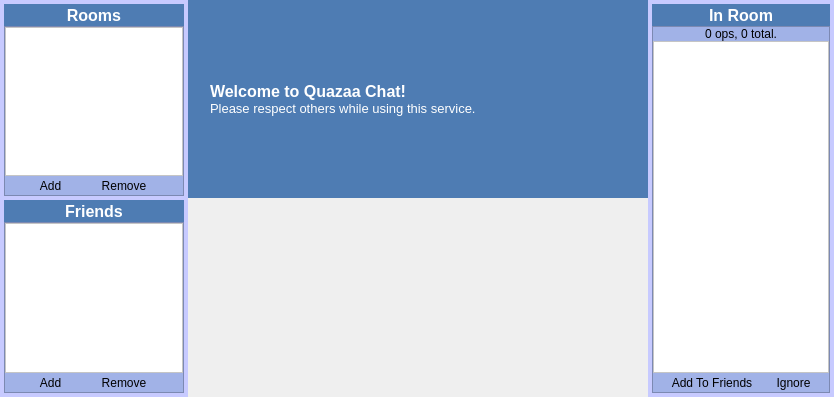
Above: trunk/UI/widgetchat.ui from c3c/quazaa before the change. Below: the same form after it.
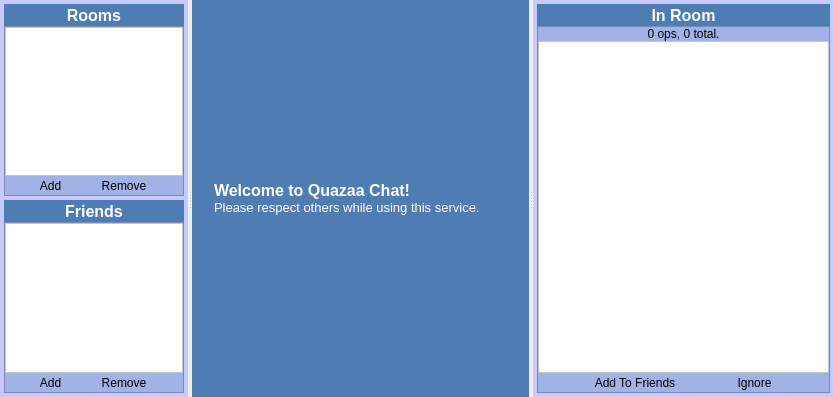
That is the form after the change. Icons and pictures are not drawn.

Commit message: Added splitters to chat and customizable neighbors list colors to skin editor and skins.

The edit to the form file:
```diff
--- a/trunk/UI/widgetchat.ui
+++ b/trunk/UI/widgetchat.ui
@@ -17,14 +17,18 @@
    <iconset resource="Resource.qrc">
     <normaloff>:/Resource/Chat/Chat.png</normaloff>:/Resource/Chat/Chat.png</iconset>
   </property>
-  <layout class="QGridLayout" name="gridLayout">
+  <layout class="QVBoxLayout" name="verticalLayout">
    <property name="margin">
     <number>0</number>
    </property>
-   <property name="spacing">
-    <number>0</number>
-   </property>
-   <item row="0" column="0" rowspan="2">
+   <item>
+    <widget class="QSplitter" name="splitterChat">
+     <property name="contextMenuPolicy">
+      <enum>Qt::CustomContextMenu</enum>
+     </property>
+     <property name="orientation">
+      <enum>Qt::Horizontal</enum>
+     </property>
     <widget class="QFrame" name="frameChatLeftSidebar">
      <property name="maximumSize">
       <size>
@@ -352,8 +356,12 @@
       </item>
      </layout>
     </widget>
-   </item>
-   <item row="0" column="1">
+     <widget class="QWidget" name="">
+      <layout class="QVBoxLayout" name="verticalLayoutChatCenter">
+       <property name="margin">
+        <number>0</number>
+       </property>
+       <item>
     <widget class="QFrame" name="frameChatWelcome">
      <property name="styleSheet">
       <string notr="true">QFrame {
@@ -402,14 +410,9 @@
      </layout>
     </widget>
    </item>
-   <item row="0" column="2" rowspan="2">
+      </layout>
+     </widget>
     <widget class="QFrame" name="frameChatRightSidebar">
-     <property name="maximumSize">
-      <size>
-       <width>186</width>
-       <height>16777215</height>
-      </size>
-     </property>
      <property name="styleSheet">
       <string notr="true">QFrame {
 	background-color: rgb(199, 202, 255);
@@ -529,6 +532,12 @@
                 <iconset resource="Resource.qrc">
                  <normaloff>:/Resource/Generic/Add.png</normaloff>:/Resource/Generic/Add.png</iconset>
                </property>
+                <property name="iconSize">
+                 <size>
+                  <width>20</width>
+                  <height>20</height>
+                 </size>
+                </property>
                <property name="toolButtonStyle">
                 <enum>Qt::ToolButtonTextBesideIcon</enum>
                </property>
@@ -543,6 +552,12 @@
                 <iconset resource="Resource.qrc">
                  <normaloff>:/Resource/Generic/Ban.png</normaloff>:/Resource/Generic/Ban.png</iconset>
                </property>
+                <property name="iconSize">
+                 <size>
+                  <width>20</width>
+                  <height>20</height>
+                 </size>
+                </property>
                <property name="toolButtonStyle">
                 <enum>Qt::ToolButtonTextBesideIcon</enum>
                </property>
@@ -567,9 +582,7 @@
       </item>
      </layout>
     </widget>
-   </item>
-   <item row="1" column="1">
-    <layout class="QVBoxLayout" name="verticalLayoutChatCenter"/>
+    </widget>
    </item>
   </layout>
  </widget>
```
Left out of the diff: 48 changed lines with no effect on the pictures. Lines whose indentation alone changed are shown as unchanged. The commit also changes 11 other files.
